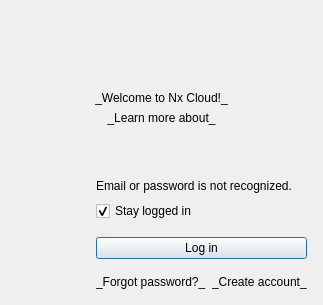
Old version of the form client/libclient/src/ui/dialogs/cloud/login_to_cloud_dialog.ui in the repository networkoptix/nx_open.
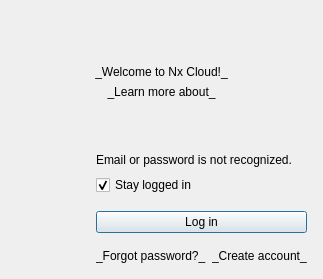
New version of the form. Custom widgets are drawn as their Qt base class.

What changed in the file:
```diff
--- a/client/libclient/src/ui/dialogs/cloud/login_to_cloud_dialog.ui
+++ b/client/libclient/src/ui/dialogs/cloud/login_to_cloud_dialog.ui
@@ -7,7 +7,7 @@
     <x>0</x>
     <y>0</y>
     <width>323</width>
-    <height>305</height>
+    <height>279</height>
    </rect>
   </property>
   <property name="windowTitle">
```
